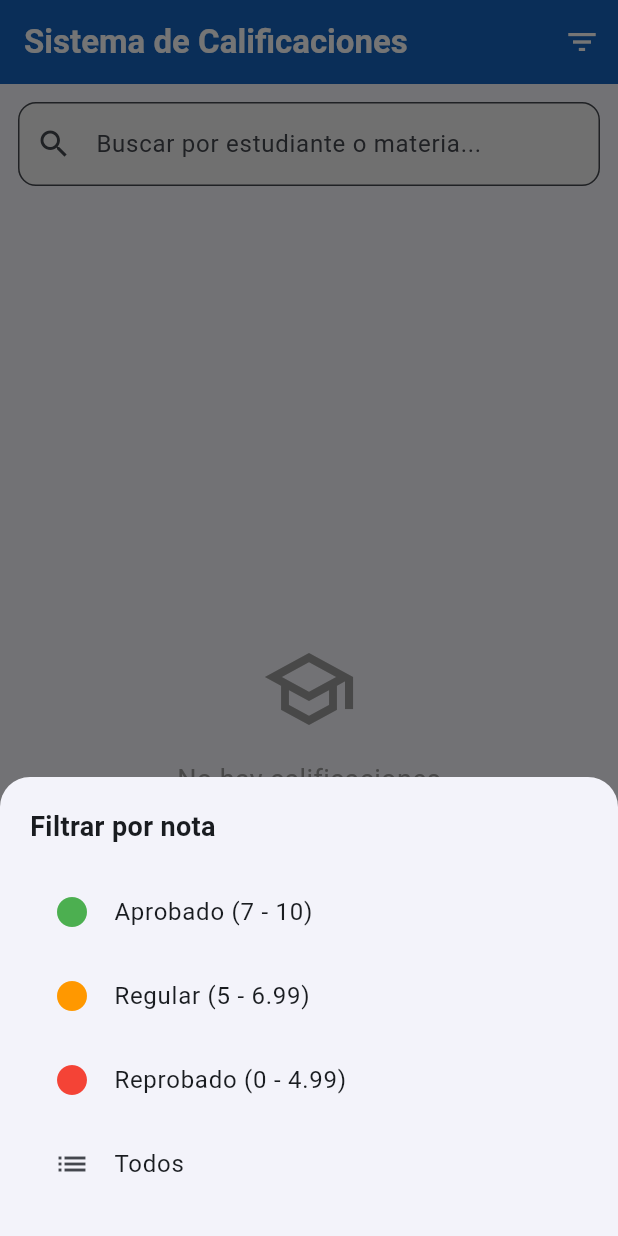
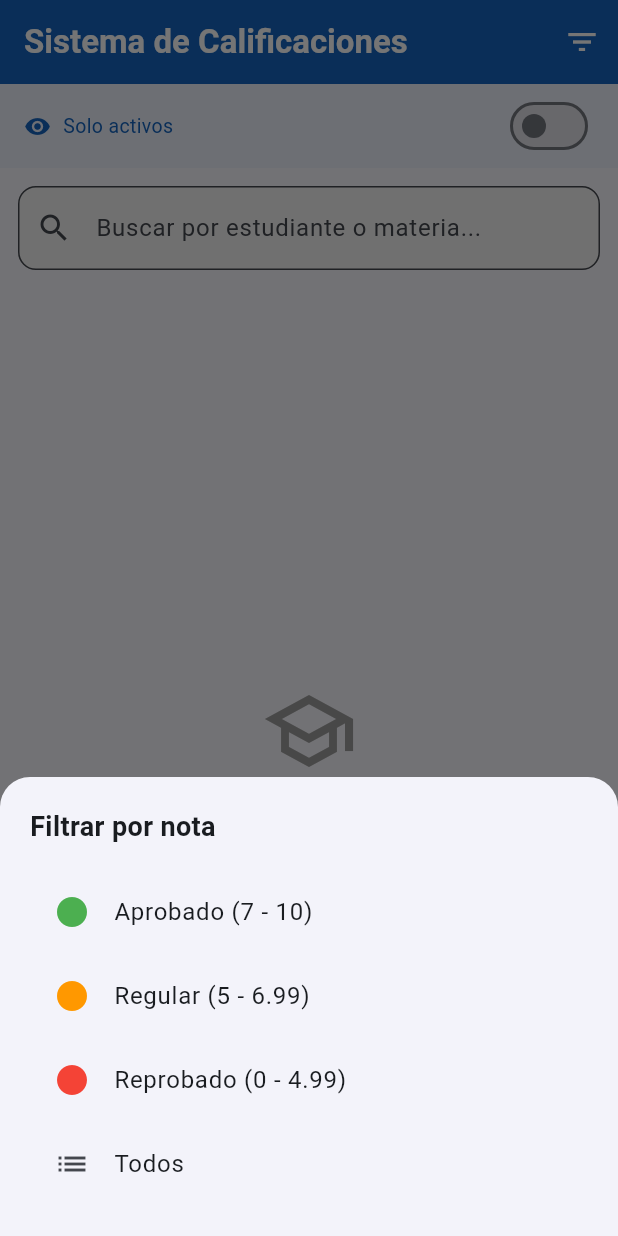
Before and after one commit to Otrebor-san/sistema_calificaciones, a Flutter app: the screen it shows after launch, after a tap on the "filter list" icon, on a phone screen of 412 x 824 dp. Run offline on Flutter 3.47's test engine with Material 3 defaults, Android fonts, the light colour scheme and no system bars; our stand-ins replace sqflite; accounts and stored records are empty.

Commit message:
switch para mostrar registros inactivos con estilo diferenciado

```diff
--- a/lib/database/database_helper.dart
+++ b/lib/database/database_helper.dart
@@ -40,12 +40,12 @@ class DatabaseHelper {
   }
 
   // Leer todos los activos
-  Future<List<Calificacion>> obtenerTodos() async {
+  Future<List<Calificacion>> obtenerTodos({bool incluirInactivos = false}) async {
   final db = await database;
   final result = await db.query(
     'calificaciones',
-      where: 'estado = ?',
-      whereArgs: ['A'],
+    where: incluirInactivos ? null : 'estado = ?',
+    whereArgs: incluirInactivos ? null : ['A'],
     orderBy: 'nombreEstudiante ASC',
   );
   return result.map((map) => Calificacion.fromMap(map)).toList();
--- a/lib/providers/calificacion_provider.dart
+++ b/lib/providers/calificacion_provider.dart
@@ -7,21 +7,24 @@ class CalificacionProvider extends ChangeNotifier {
 
   List<Calificacion> _calificaciones = [];
   String _busqueda = '';
-  String _filtroNota = 'todos'; // 'todos', 'alta', 'media', 'baja'
+  String _filtroNota = 'todos';
   bool _cargando = false;
+  bool _mostrarInactivos = false;
 
   // Getters
   List<Calificacion> get calificaciones => _calificaciones;
   String get busqueda => _busqueda;
   String get filtroNota => _filtroNota;
   bool get cargando => _cargando;
+  bool get mostrarInactivos => _mostrarInactivos;
 
-  // Cargar todas las calificaciones
   Future<void> cargarCalificaciones() async {
     _cargando = true;
     notifyListeners();
 
-    if (_busqueda.isNotEmpty) {
+    if (_mostrarInactivos) {
+      _calificaciones = await _db.obtenerTodos(incluirInactivos: true);
+    } else if (_busqueda.isNotEmpty) {
       _calificaciones = await _db.buscar(_busqueda);
     } else if (_filtroNota == 'alta') {
       _calificaciones = await _db.filtrarPorNota(7, 10);
@@ -37,42 +40,45 @@ class CalificacionProvider extends ChangeNotifier {
     notifyListeners();
   }
 
-  // Crear calificacion
   Future<void> crear(Calificacion calificacion) async {
     await _db.crear(calificacion);
     await cargarCalificaciones();
   }
 
-  // Actualizar calificacion
   Future<void> actualizar(Calificacion calificacion) async {
     await _db.actualizar(calificacion);
     await cargarCalificaciones();
   }
 
-  // Eliminar calificacion (logica)
   Future<void> eliminar(int id) async {
     await _db.eliminar(id);
     await cargarCalificaciones();
   }
 
-  // Buscar por texto
   void setBusqueda(String texto) {
     _busqueda = texto;
     _filtroNota = 'todos';
     cargarCalificaciones();
   }
 
-  // Filtrar por rango de nota
   void setFiltroNota(String filtro) {
     _filtroNota = filtro;
     _busqueda = '';
     cargarCalificaciones();
   }
 
-  // Limpiar filtros
   void limpiarFiltros() {
     _busqueda = '';
     _filtroNota = 'todos';
     cargarCalificaciones();
   }
+
+  void toggleMostrarInactivos() {
+    _mostrarInactivos = !_mostrarInactivos;
+    if (_mostrarInactivos) {
+      _busqueda = '';
+      _filtroNota = 'todos';
+    }
+    cargarCalificaciones();
+  }
 }
--- a/lib/screens/lista_screen.dart
+++ b/lib/screens/lista_screen.dart
@@ -78,13 +78,51 @@ class _ListaScreenState extends State<ListaScreen> {
         actions: [
           IconButton(
             icon: const Icon(Icons.filter_list, color: Colors.white),
-            onPressed: () => _mostrarFiltros(context, provider),
+            onPressed: provider.mostrarInactivos
+                ? null
+                : () => _mostrarFiltros(context, provider),
           ),
         ],
       ),
       body: Column(
         children: [
-          // Barra de búsqueda
+          // Switch mostrar inactivos
+          Container(
+            color: const Color(0xFF1565C0).withOpacity(0.05),
+            padding: const EdgeInsets.symmetric(horizontal: 16, vertical: 4),
+            child: Row(
+              mainAxisAlignment: MainAxisAlignment.spaceBetween,
+              children: [
+                Row(
+                  children: [
+                    Icon(
+                      provider.mostrarInactivos
+                          ? Icons.visibility_off
+                          : Icons.visibility,
+                      size: 18,
+                      color: const Color(0xFF1565C0),
+                    ),
+                    const SizedBox(width: 8),
+                    Text(
+                      provider.mostrarInactivos
+                          ? 'Mostrando inactivos'
+                          : 'Solo activos',
+                      style: const TextStyle(
+                          fontSize: 13, color: Color(0xFF1565C0)),
+                    ),
+                  ],
+                ),
+                Switch(
+                  value: provider.mostrarInactivos,
+                  onChanged: (_) => provider.toggleMostrarInactivos(),
+                  activeColor: const Color(0xFF1565C0),
+                ),
+              ],
+            ),
+          ),
+
+          // Barra de búsqueda (oculta si muestra inactivos)
+          if (!provider.mostrarInactivos)
             Padding(
               padding: const EdgeInsets.all(12),
               child: TextField(
@@ -111,7 +149,7 @@ class _ListaScreenState extends State<ListaScreen> {
             ),
 
           // Chip de filtro activo
-          if (provider.filtroNota != 'todos')
+          if (provider.filtroNota != 'todos' && !provider.mostrarInactivos)
             Padding(
               padding: const EdgeInsets.symmetric(horizontal: 12),
               child: Row(
@@ -150,16 +188,26 @@ class _ListaScreenState extends State<ListaScreen> {
                         itemCount: provider.calificaciones.length,
                         itemBuilder: (context, index) {
                           final c = provider.calificaciones[index];
-                          return Card(
+                          final esInactivo = c.estado == 'I';
+
+                          return Opacity(
+                            opacity: esInactivo ? 0.5 : 1.0,
+                            child: Card(
                               margin: const EdgeInsets.only(bottom: 10),
                               elevation: 2,
                               shape: RoundedRectangleBorder(
-                                borderRadius: BorderRadius.circular(12)),
+                                  borderRadius: BorderRadius.circular(12),
+                                  side: esInactivo
+                                      ? const BorderSide(
+                                          color: Colors.red, width: 1)
+                                      : BorderSide.none),
                               child: ListTile(
                                 contentPadding: const EdgeInsets.symmetric(
                                     horizontal: 16, vertical: 8),
                                 leading: CircleAvatar(
-                                backgroundColor: _colorNota(c.notaFinal),
+                                  backgroundColor: esInactivo
+                                      ? Colors.grey
+                                      : _colorNota(c.notaFinal),
                                   child: Text(
                                     c.notaFinal.toStringAsFixed(1),
                                     style: const TextStyle(
@@ -168,14 +216,39 @@ class _ListaScreenState extends State<ListaScreen> {
                                         fontSize: 12),
                                   ),
                                 ),
-                              title: Text(c.nombreEstudiante,
-                                  style: const TextStyle(
+                                title: Row(
+                                  children: [
+                                    Expanded(
+                                      child: Text(c.nombreEstudiante,
+                                          style: TextStyle(
+                                              fontWeight: FontWeight.bold,
+                                              decoration: esInactivo
+                                                  ? TextDecoration.lineThrough
+                                                  : null)),
+                                    ),
+                                    if (esInactivo)
+                                      Container(
+                                        padding: const EdgeInsets.symmetric(
+                                            horizontal: 6, vertical: 2),
+                                        decoration: BoxDecoration(
+                                          color: Colors.red,
+                                          borderRadius:
+                                              BorderRadius.circular(6),
+                                        ),
+                                        child: const Text('INACTIVO',
+                                            style: TextStyle(
+                                                color: Colors.white,
+                                                fontSize: 10,
                                                 fontWeight: FontWeight.bold)),
+                                      ),
+                                  ],
+                                ),
                                 subtitle: Column(
                                   crossAxisAlignment: CrossAxisAlignment.start,
                                   children: [
                                     Text('Materia: ${c.materia}'),
                                     Text('Profesor: ${c.profesor}'),
+                                    if (!esInactivo)
                                       Container(
                                         margin: const EdgeInsets.only(top: 4),
                                         padding: const EdgeInsets.symmetric(
@@ -183,7 +256,8 @@ class _ListaScreenState extends State<ListaScreen> {
                                         decoration: BoxDecoration(
                                           color: _colorNota(c.notaFinal)
                                               .withOpacity(0.15),
-                                      borderRadius: BorderRadius.circular(8),
+                                          borderRadius:
+                                              BorderRadius.circular(8),
                                         ),
                                         child: Text(
                                           _etiquetaNota(c.notaFinal),
@@ -195,7 +269,9 @@ class _ListaScreenState extends State<ListaScreen> {
                                       ),
                                   ],
                                 ),
-                              trailing: Row(
+                                trailing: esInactivo
+                                    ? null
+                                    : Row(
                                         mainAxisSize: MainAxisSize.min,
                                         children: [
                                           IconButton(
@@ -204,8 +280,9 @@ class _ListaScreenState extends State<ListaScreen> {
                                             onPressed: () => Navigator.push(
                                               context,
                                               MaterialPageRoute(
-                                        builder: (_) =>
-                                            DetalleScreen(calificacion: c, soloVer: true),
+                                                builder: (_) => DetalleScreen(
+                                                    calificacion: c,
+                                                    soloVer: true),
                                               ),
                                             ),
                                           ),
@@ -215,8 +292,9 @@ class _ListaScreenState extends State<ListaScreen> {
                                             onPressed: () => Navigator.push(
                                               context,
                                               MaterialPageRoute(
-                                        builder: (_) =>
-                                            DetalleScreen(calificacion: c, soloVer: false),
+                                                builder: (_) => DetalleScreen(
+                                                    calificacion: c,
+                                                    soloVer: false),
                                               ),
                                             ),
                                           ),
@@ -229,32 +307,41 @@ class _ListaScreenState extends State<ListaScreen> {
                                         ],
                                       ),
                               ),
+                            ),
                           );
                         },
                       ),
           ),
         ],
       ),
-      floatingActionButton: FloatingActionButton.extended(
+      floatingActionButton: provider.mostrarInactivos
+          ? null
+          : FloatingActionButton.extended(
               onPressed: () => Navigator.push(
                 context,
                 MaterialPageRoute(
-            builder: (_) => const DetalleScreen(calificacion: null, soloVer: false),
+                  builder: (_) => const DetalleScreen(
+                      calificacion: null, soloVer: false),
                 ),
               ),
               backgroundColor: const Color(0xFF1565C0),
               icon: const Icon(Icons.add, color: Colors.white),
-        label: const Text('Nueva', style: TextStyle(color: Colors.white)),
+              label:
+                  const Text('Nueva', style: TextStyle(color: Colors.white)),
             ),
     );
   }
 
   String _labelFiltro(String filtro) {
     switch (filtro) {
-      case 'alta': return 'Nota: 7 - 10';
-      case 'media': return 'Nota: 5 - 6.99';
-      case 'baja': return 'Nota: 0 - 4.99';
-      default: return 'Todos';
+      case 'alta':
+        return 'Nota: 7 - 10';
+      case 'media':
+        return 'Nota: 5 - 6.99';
+      case 'baja':
+        return 'Nota: 0 - 4.99';
+      default:
+        return 'Todos';
     }
   }
 
@@ -270,7 +357,8 @@ class _ListaScreenState extends State<ListaScreen> {
           crossAxisAlignment: CrossAxisAlignment.start,
           children: [
             const Text('Filtrar por nota',
-                style: TextStyle(fontSize: 18, fontWeight: FontWeight.bold)),
+                style:
+                    TextStyle(fontSize: 18, fontWeight: FontWeight.bold)),
             const SizedBox(height: 16),
             ListTile(
               leading: const Icon(Icons.circle, color: Colors.green),
```
Lines whose indentation alone changed are shown as unchanged.
